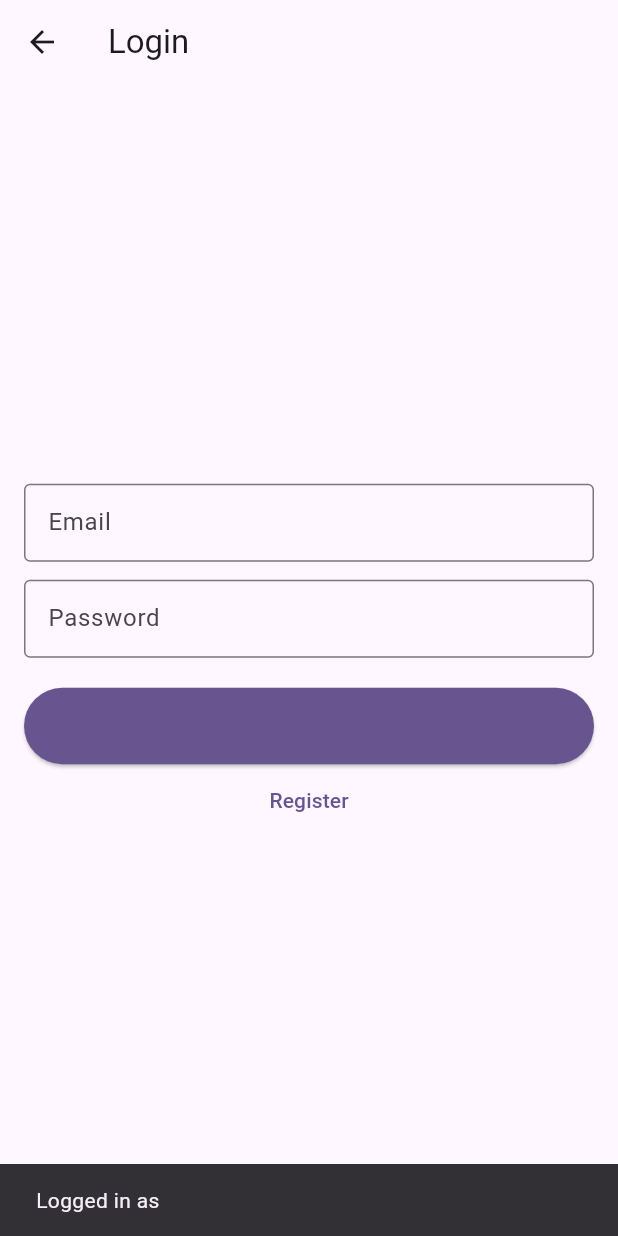
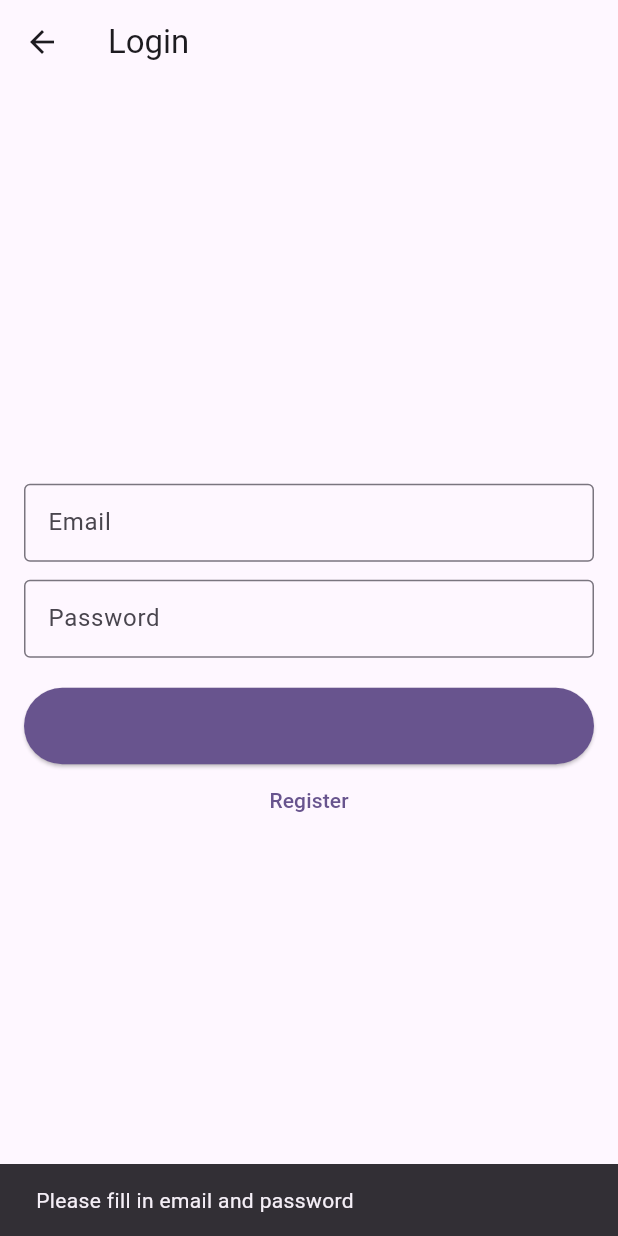
Before and after one commit to KONGBARANG/project-flutter, a Flutter app: the LoginScreen screen opened by its route, after a tap on "Login", on a phone screen of 412 x 824 dp. Run offline on Flutter 3.47's test engine with Material 3 defaults, Android fonts, the phone set to English and light mode, and no system bars.

```diff
--- a/lib/features/auth/login_screen.dart
+++ b/lib/features/auth/login_screen.dart
@@ -1,6 +1,8 @@
 import 'package:flutter/material.dart';
+import 'package:provider/provider.dart';
 import '../../widgets/custom_textfield.dart';
 import '../../widgets/custom_button.dart';
+import '../../providers/auth_provider.dart';
 
 class LoginScreen extends StatefulWidget {
   const LoginScreen({super.key});
@@ -28,6 +30,7 @@ class _LoginScreenState extends State<LoginScreen> {
         _emailC.text = args['email'];
       });
     }
+
     return Scaffold(
       appBar: AppBar(title: const Text('Login')),
       body: Padding(
@@ -42,10 +45,20 @@ class _LoginScreenState extends State<LoginScreen> {
             CustomButton(
               label: 'Login',
               onPressed: () {
-                // Simple demo behaviour
+                final email = _emailC.text.trim();
+                final password = _passC.text;
+                if (email.isEmpty || password.isEmpty) {
+                  ScaffoldMessenger.of(context).showSnackBar(
+                    const SnackBar(content: Text('Please fill in email and password')),
+                  );
+                  return;
+                }
+
+                context.read<AuthProvider>().login(email);
                 ScaffoldMessenger.of(context).showSnackBar(
-                  SnackBar(content: Text('Logged in as ${_emailC.text}')),
+                  SnackBar(content: Text('Logged in as $email')),
                 );
+                Navigator.pushReplacementNamed(context, '/');
               },
             ),
             TextButton(
--- a/lib/main.dart
+++ b/lib/main.dart
@@ -1,10 +1,11 @@
 import 'package:flutter/material.dart';
 import 'package:provider/provider.dart';
-import 'features/main_wrapper/main_wrapper_screen.dart';
+import 'features/auth/auth_gate.dart';
 import 'features/auth/login_screen.dart';
 import 'features/auth/register_screen.dart';
 import 'features/products/product_list_screen.dart';
 import 'features/checkout/checkout_screen.dart';
+import 'providers/auth_provider.dart';
 import 'providers/cart_provider.dart';
 
 void main() {
@@ -19,6 +20,7 @@ class MyApp extends StatelessWidget {
     return MultiProvider(
       providers: [
         ChangeNotifierProvider(create: (_) => CartProvider()),
+        ChangeNotifierProvider(create: (_) => AuthProvider()),
       ],
       child: MaterialApp(
         debugShowCheckedModeBanner: false,
@@ -28,7 +30,7 @@ class MyApp extends StatelessWidget {
         ),
         initialRoute: '/',
         routes: {
-          '/': (context) => const MainWrapperScreen(),
+          '/': (context) => const AuthGate(),
           '/login': (context) => const LoginScreen(),
           '/register': (context) => const RegisterScreen(),
           '/products': (context) => const ProductListScreen(),
--- /dev/null
+++ b/lib/providers/auth_provider.dart
@@ -0,0 +1,21 @@
+import 'package:flutter/material.dart';
+
+class AuthProvider extends ChangeNotifier {
+  bool _isLoggedIn = false;
+  String? _email;
+
+  bool get isLoggedIn => _isLoggedIn;
+  String? get email => _email;
+
+  void login(String email) {
+    _isLoggedIn = true;
+    _email = email;
+    notifyListeners();
+  }
+
+  void logout() {
+    _isLoggedIn = false;
+    _email = null;
+    notifyListeners();
+  }
+}
```
Also changed, not shown: lib/features/auth/auth_gate.dart (added, +18 -0 lines), lib/features/main_wrapper/main_wrapper_screen.dart (+36 -11 lines).
